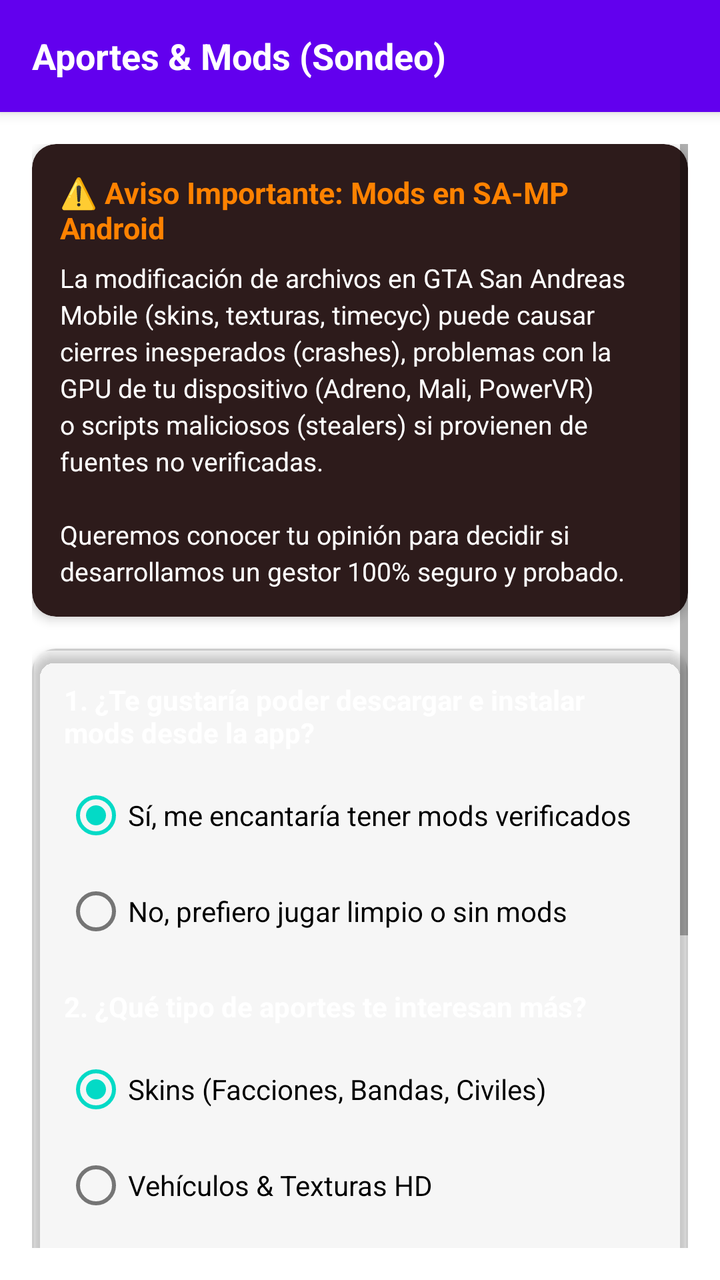
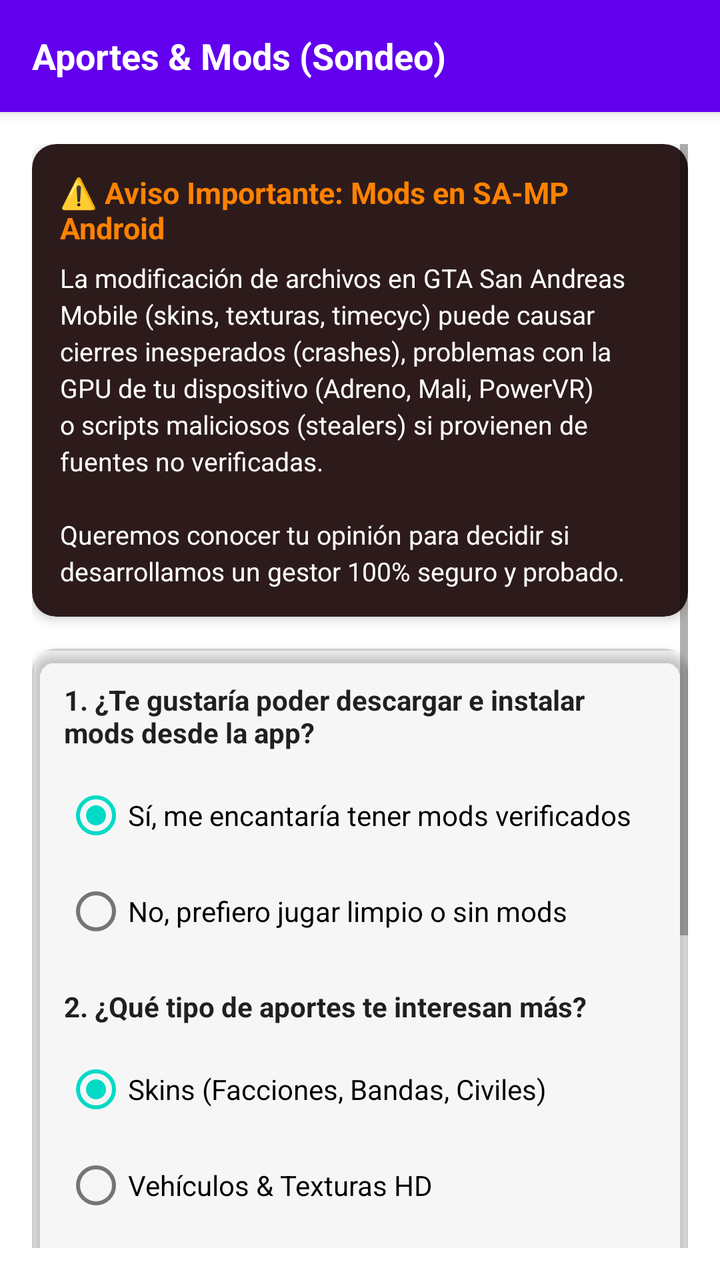

The first picture is an Android layout as it rendered before a commit; the second is the same layout after the commit. The layout source and the unified diff follow.
<!-- AndroidManifest.xml: fallback theme Theme.MaterialComponents.DayNight.NoActionBar -->
<!-- res/layout/fragment_mods_survey.xml -->
<?xml version="1.0" encoding="utf-8"?>
<androidx.constraintlayout.widget.ConstraintLayout xmlns:android="http://schemas.android.com/apk/res/android"
    xmlns:app="http://schemas.android.com/apk/res-auto"
    xmlns:tools="http://schemas.android.com/tools"
    android:layout_width="match_parent"
    android:layout_height="match_parent"
    android:fitsSystemWindows="true">

    <androidx.appcompat.widget.Toolbar
        android:id="@+id/toolbarSurvey"
        android:layout_width="match_parent"
        android:layout_height="?attr/actionBarSize"
        android:background="?attr/colorPrimary"
        android:elevation="4dp"
        app:layout_constraintTop_toTopOf="parent"
        app:layout_constraintStart_toStartOf="parent"
        app:layout_constraintEnd_toEndOf="parent">

        <TextView
            android:layout_width="wrap_content"
            android:layout_height="wrap_content"
            android:text="Aportes &amp; Mods (Sondeo)"
            android:textColor="@color/white"
            android:textSize="18sp"
            android:textStyle="bold" />
    </androidx.appcompat.widget.Toolbar>

    <ScrollView
        android:layout_width="match_parent"
        android:layout_height="0dp"
        android:padding="16dp"
        app:layout_constraintTop_toBottomOf="@+id/toolbarSurvey"
        app:layout_constraintBottom_toBottomOf="parent"
        app:layout_constraintStart_toStartOf="parent"
        app:layout_constraintEnd_toEndOf="parent">

        <LinearLayout
            android:layout_width="match_parent"
            android:layout_height="wrap_content"
            android:orientation="vertical">

            
            <androidx.cardview.widget.CardView
                android:layout_width="match_parent"
                android:layout_height="wrap_content"
                app:cardCornerRadius="12dp"
                app:cardElevation="3dp"
                android:backgroundTint="#2D1B1B"
                android:layout_marginBottom="16dp">

                <LinearLayout
                    android:layout_width="match_parent"
                    android:layout_height="wrap_content"
                    android:orientation="vertical"
                    android:padding="14dp">

                    <TextView
                        android:layout_width="wrap_content"
                        android:layout_height="wrap_content"
                        android:text="⚠️ Aviso Importante: Mods en SA-MP Android"
                        android:textColor="@color/naranja_enfasis"
                        android:textStyle="bold"
                        android:textSize="15sp"
                        android:layout_marginBottom="6dp" />

                    <TextView
                        android:layout_width="match_parent"
                        android:layout_height="wrap_content"
                        android:text="La modificación de archivos en GTA San Andreas Mobile (skins, texturas, timecyc) puede causar cierres inesperados (crashes), problemas con la GPU de tu dispositivo (Adreno, Mali, PowerVR) o scripts maliciosos (stealers) si provienen de fuentes no verificadas.\n\nQueremos conocer tu opinión para decidir si desarrollamos un gestor 100% seguro y probado."
                        android:textColor="@color/white"
                        android:textSize="13sp"
                        android:lineSpacingExtra="3dp" />
                </LinearLayout>
            </androidx.cardview.widget.CardView>

            
            <androidx.cardview.widget.CardView
                android:id="@+id/cardVotingForm"
                android:layout_width="match_parent"
                android:layout_height="wrap_content"
                app:cardCornerRadius="12dp"
                app:cardElevation="3dp"
                android:backgroundTint="@color/transparente"
                android:layout_marginBottom="16dp">

                <LinearLayout
                    android:layout_width="match_parent"
                    android:layout_height="wrap_content"
                    android:orientation="vertical"
                    android:background="@drawable/borde_general"
                    android:padding="16dp">

                    <TextView
                        android:layout_width="wrap_content"
                        android:layout_height="wrap_content"
                        android:text="1. ¿Te gustaría poder descargar e instalar mods desde la app?"
                        android:textColor="@color/white"
                        android:textStyle="bold"
                        android:textSize="14sp"
                        android:layout_marginBottom="8dp" />

                    <RadioGroup
                        android:id="@+id/radioGroupWantsMods"
                        android:layout_width="match_parent"
                        android:layout_height="wrap_content"
                        android:layout_marginBottom="14dp">

                        <RadioButton
                            android:id="@+id/radioYes"
                            android:layout_width="wrap_content"
                            android:layout_height="wrap_content"
                            android:text="Sí, me encantaría tener mods verificados"
                            android:checked="true" />

                        <RadioButton
                            android:id="@+id/radioNo"
                            android:layout_width="wrap_content"
                            android:layout_height="wrap_content"
                            android:text="No, prefiero jugar limpio o sin mods" />
                    </RadioGroup>

                    <TextView
                        android:layout_width="wrap_content"
                        android:layout_height="wrap_content"
                        android:text="2. ¿Qué tipo de aportes te interesan más?"
                        android:textColor="@color/white"
                        android:textStyle="bold"
                        android:textSize="14sp"
                        android:layout_marginBottom="8dp" />

                    <RadioGroup
                        android:id="@+id/radioGroupModType"
                        android:layout_width="match_parent"
                        android:layout_height="wrap_content"
                        android:layout_marginBottom="14dp">

                        <RadioButton
                            android:id="@+id/radioSkins"
                            android:layout_width="wrap_content"
                            android:layout_height="wrap_content"
                            android:text="Skins (Facciones, Bandas, Civiles)"
                            android:checked="true" />

                        <RadioButton
                            android:id="@+id/radioVehicles"
                            android:layout_width="wrap_content"
                            android:layout_height="wrap_content"
                            android:text="Vehículos &amp; Texturas HD" />

                        <RadioButton
                            android:id="@+id/radioHud"
                            android:layout_width="wrap_content"
                            android:layout_height="wrap_content"
                            android:text="HUDs, Radares, Fuentes &amp; Botones" />

                        <RadioButton
                            android:id="@+id/radioAudio"
                            android:layout_width="wrap_content"
                            android:layout_height="wrap_content"
                            android:text="Sonidos, Timecyc &amp; Efectos" />
                    </RadioGroup>

                    <CheckBox
                        android:id="@+id/checkUnderstandRisks"
                        android:layout_width="match_parent"
                        android:layout_height="wrap_content"
                        android:text="Entiendo los riesgos de incompatibilidad y apoyo la verificación previa de cada mod."
                        android:textSize="12sp"
                        android:layout_marginBottom="16dp" />

                    <Button
                        android:id="@+id/btnSubmitVote"
                        android:layout_width="match_parent"
                        android:layout_height="wrap_content"
                        android:backgroundTint="@color/naranja_enfasis"
                        android:text="Enviar mi Voto"
                        android:textColor="@color/white"
                        android:textStyle="bold" />

                    <ProgressBar
                        android:id="@+id/progressVote"
                        android:layout_width="wrap_content"
                        android:layout_height="wrap_content"
                        android:layout_gravity="center_horizontal"
                        android:indeterminateTint="@color/naranja_enfasis"
                        android:visibility="gone" />
                </LinearLayout>
            </androidx.cardview.widget.CardView>

            
            <androidx.cardview.widget.CardView
                android:id="@+id/cardResults"
                android:layout_width="match_parent"
                android:layout_height="wrap_content"
                app:cardCornerRadius="12dp"
                app:cardElevation="3dp"
                android:backgroundTint="@color/transparente"
                android:visibility="gone">

                <LinearLayout
                    android:layout_width="match_parent"
                    android:layout_height="wrap_content"
                    android:orientation="vertical"
                    android:background="@drawable/borde_general"
                    android:padding="16dp">

                    <TextView
                        android:id="@+id/tvStatusVoted"
                        android:layout_width="match_parent"
                        android:layout_height="wrap_content"
                        android:text="¡Tu voto ha sido registrado!"
                        android:textColor="@color/naranja_enfasis"
                        android:textStyle="bold"
                        android:textSize="16sp"
                        android:textAlignment="center"
                        android:layout_marginBottom="12dp" />

                    <TextView
                        android:layout_width="match_parent"
                        android:layout_height="wrap_content"
                        android:text="Resultados de la comunidad en tiempo real:"
                        android:textColor="@color/white"
                        android:textSize="13sp"
                        android:layout_marginBottom="8dp" />

                    <TextView
                        android:id="@+id/tvStatsYes"
                        android:layout_width="match_parent"
                        android:layout_height="wrap_content"
                        android:text="A favor de añadir mods: Calculando..."
                        android:textSize="13sp"
                        android:layout_marginBottom="4dp" />

                    <TextView
                        android:id="@+id/tvStatsTotal"
                        android:layout_width="match_parent"
                        android:layout_height="wrap_content"
                        android:text="Total de votos comunitarios: Calculando..."
                        android:textSize="13sp"
                        android:textColor="@color/gris_transparent" />
                </LinearLayout>
            </androidx.cardview.widget.CardView>

        </LinearLayout>
    </ScrollView>
</androidx.constraintlayout.widget.ConstraintLayout>
<!-- resources referenced by this layout -->
<resources>
  <color name="gris_transparent">#48897F7F</color>
  <color name="naranja_enfasis">#FF8200</color>
  <color name="transparente">#00FFFFFF</color>
  <color name="white">#FFFFFFFF</color>
  <!-- drawable borde_general (drawable) -->
  <?xml version="1.0" encoding="utf-8"?>
  <shape xmlns:android="http://schemas.android.com/apk/res/android"
      android:shape="rectangle">
  
      
      <stroke
          android:width="1dp"
          android:color="#CCCCCC" />  
  
      
      <solid android:color="@android:color/transparent" /> 
  
      
      <corners android:radius="8dp" /> 
  
  </shape>
</resources>

<!-- the commit's change to res/layout/fragment_mods_survey.xml (unified diff, before → after) -->
@@ -94,7 +94,7 @@
                         android:layout_width="wrap_content"
                         android:layout_height="wrap_content"
                         android:text="1. ¿Te gustaría poder descargar e instalar mods desde la app?"
-                        android:textColor="@color/white"
+                        android:textColor="?android:attr/textColorPrimary"
                         android:textStyle="bold"
                         android:textSize="14sp"
                         android:layout_marginBottom="8dp" />
@@ -123,7 +123,7 @@
                         android:layout_width="wrap_content"
                         android:layout_height="wrap_content"
                         android:text="2. ¿Qué tipo de aportes te interesan más?"
-                        android:textColor="@color/white"
+                        android:textColor="?android:attr/textColorPrimary"
                         android:textStyle="bold"
                         android:textSize="14sp"
                         android:layout_marginBottom="8dp" />
@@ -219,7 +219,7 @@
                         android:layout_width="match_parent"
                         android:layout_height="wrap_content"
                         android:text="Resultados de la comunidad en tiempo real:"
-                        android:textColor="@color/white"
+                        android:textColor="?android:attr/textColorPrimary"
                         android:textSize="13sp"
                         android:layout_marginBottom="8dp" />
 
